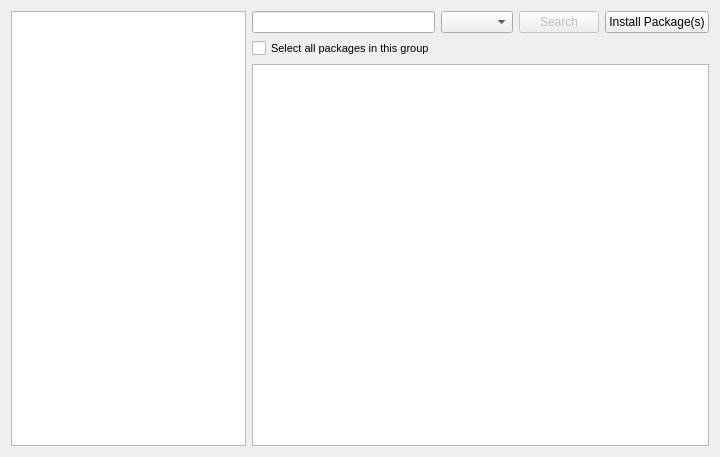
Qt form package-manager/corporate2/ui/mainwidget_x11.ui (pars-linux/uludag) before a commit.
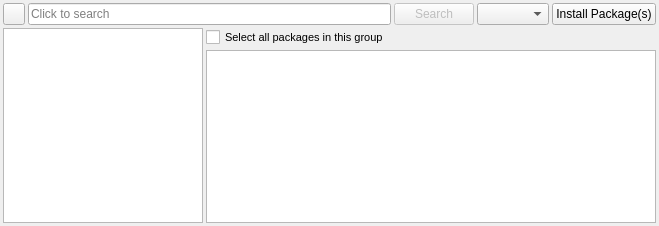
The same form after that commit. Icons and pictures are not drawn. Custom widgets are drawn as their Qt base class.

Commit message: * Fix MainWidget layout, add missing clear line button.

```diff
--- a/package-manager/corporate2/ui/mainwidget_x11.ui
+++ b/package-manager/corporate2/ui/mainwidget_x11.ui
@@ -6,46 +6,45 @@
    <rect>
     <x>0</x>
     <y>0</y>
-    <width>720</width>
-    <height>457</height>
+    <width>659</width>
+    <height>226</height>
    </rect>
   </property>
   <property name="windowTitle">
    <string>Form</string>
   </property>
   <layout class="QGridLayout" name="gridLayout">
-   <item row="0" column="0" rowspan="3">
-    <layout class="QVBoxLayout" name="verticalLayout">
+   <property name="margin">
+    <number>3</number>
+   </property>
      <property name="spacing">
-      <number>2</number>
-     </property>
+    <number>3</number>
+   </property>
+   <item row="0" column="0" colspan="2">
+    <layout class="QHBoxLayout" name="horizontalLayout">
      <item>
-      <widget class="GroupList" name="groupList">
-       <property name="minimumSize">
-        <size>
-         <width>230</width>
-         <height>0</height>
-        </size>
-       </property>
+      <widget class="QPushButton" name="pushButton">
        <property name="maximumSize">
         <size>
-         <width>260</width>
-         <height>16777215</height>
+         <width>22</width>
+         <height>22</height>
         </size>
        </property>
-       <property name="whatsThis">
-        <string>Category Panel</string>
+       <property name="text">
+        <string/>
+       </property>
+       <property name="icon">
+        <iconset resource="../data/data.qrc">
+         <normaloff>:/data/clear_left.png</normaloff>:/data/clear_left.png</iconset>
        </property>
       </widget>
      </item>
-    </layout>
-   </item>
-   <item row="0" column="1">
+     <item>
     <widget class="QLineEdit" name="searchLine">
      <property name="whatsThis">
       <string>Search Bar</string>
      </property>
-     <property name="clickMessage" stdset="0">
+       <property name="placeholderText">
       <string>Click to search</string>
      </property>
      <property name="showClearButton" stdset="0">
@@ -53,11 +52,17 @@
      </property>
     </widget>
    </item>
-   <item row="0" column="3">
+     <item>
     <widget class="QPushButton" name="searchButton">
      <property name="enabled">
       <bool>false</bool>
      </property>
+       <property name="maximumSize">
+        <size>
+         <width>16777215</width>
+         <height>22</height>
+        </size>
+       </property>
      <property name="whatsThis">
       <string>Search Button</string>
      </property>
@@ -66,8 +71,27 @@
      </property>
     </widget>
    </item>
-   <item row="0" column="4">
+     <item>
+      <widget class="QComboBox" name="typeCombo">
+       <property name="maximumSize">
+        <size>
+         <width>260</width>
+         <height>22</height>
+        </size>
+       </property>
+       <property name="whatsThis">
+        <string>Update Types</string>
+       </property>
+      </widget>
+     </item>
+     <item>
     <widget class="QPushButton" name="actionButton">
+       <property name="maximumSize">
+        <size>
+         <width>16777215</width>
+         <height>22</height>
+        </size>
+       </property>
      <property name="whatsThis">
       <string>Action Button for current states action</string>
      </property>
@@ -76,6 +100,27 @@
      </property>
     </widget>
    </item>
+    </layout>
+   </item>
+   <item row="1" column="0" rowspan="2">
+    <widget class="GroupList" name="groupList">
+     <property name="minimumSize">
+      <size>
+       <width>200</width>
+       <height>0</height>
+      </size>
+     </property>
+     <property name="maximumSize">
+      <size>
+       <width>260</width>
+       <height>16777215</height>
+      </size>
+     </property>
+     <property name="whatsThis">
+      <string>Category Panel</string>
+     </property>
+    </widget>
+   </item>
    <item row="1" column="1">
     <widget class="QCheckBox" name="selectAll">
      <property name="font">
@@ -91,7 +136,7 @@
      </property>
     </widget>
    </item>
-   <item row="2" column="1" colspan="4">
+   <item row="2" column="1">
     <widget class="PackageView" name="packageList">
      <property name="minimumSize">
       <size>
@@ -147,34 +192,6 @@
      <attribute name="verticalHeaderMinimumSectionSize">
       <number>52</number>
      </attribute>
-     <attribute name="verticalHeaderVisible">
-      <bool>false</bool>
-     </attribute>
-     <attribute name="verticalHeaderDefaultSectionSize">
-      <number>52</number>
-     </attribute>
-     <attribute name="horizontalHeaderStretchLastSection">
-      <bool>true</bool>
-     </attribute>
-     <attribute name="horizontalHeaderVisible">
-      <bool>false</bool>
-     </attribute>
-     <attribute name="verticalHeaderMinimumSectionSize">
-      <number>52</number>
-     </attribute>
-    </widget>
-   </item>
-   <item row="0" column="2">
-    <widget class="QComboBox" name="typeCombo">
-     <property name="maximumSize">
-      <size>
-       <width>260</width>
-       <height>16777215</height>
-      </size>
-     </property>
-     <property name="whatsThis">
-      <string>Update Types</string>
-     </property>
     </widget>
    </item>
   </layout>
```
Left out of the diff: 40 changed lines with no effect on the pictures. Lines whose indentation alone changed are shown as unchanged. The commit also changes 2 other files.
